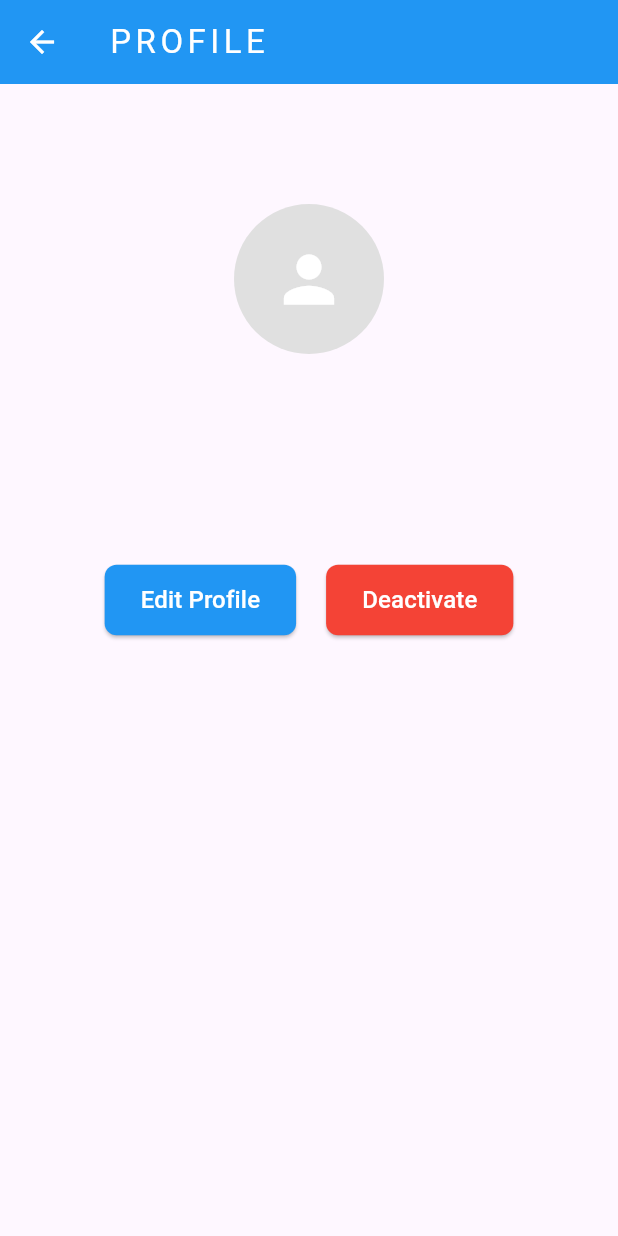
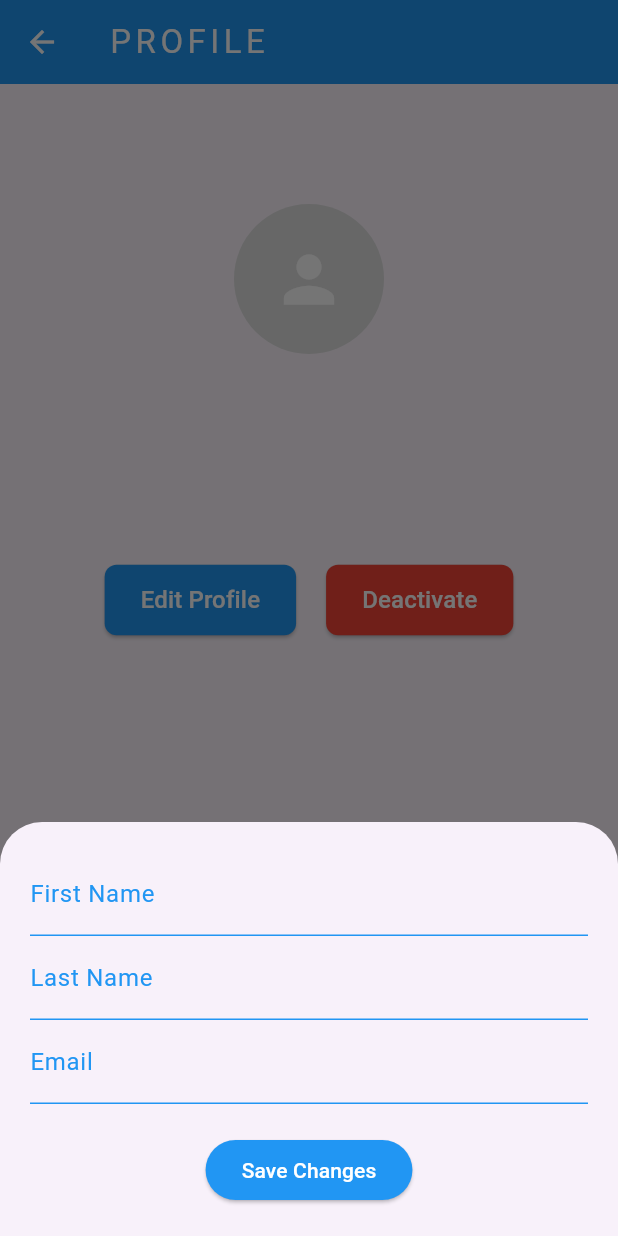
Before and after one commit to Ki4not/chat_app, a Flutter app: the ProfilePage screen opened directly, after a tap on "Edit Profile", on a phone screen of 412 x 824 dp. Run offline on Flutter 3.47's test engine with Material 3 defaults, Android fonts, the phone set to English and light mode, and no system bars; our stand-ins replace cloud_firestore, firebase_auth, firebase_core, flutter_riverpod, font_awesome_flutter; accounts and stored records are empty.

Commit message:
finished edit button and deactivate button

```diff
--- a/lib/pages/profile_page.dart
+++ b/lib/pages/profile_page.dart
@@ -3,8 +3,138 @@ import 'package:flutter/material.dart';
 import 'package:firebase_auth/firebase_auth.dart';
 import 'package:cloud_firestore/cloud_firestore.dart';
 
-class ProfilePage extends StatelessWidget {
+class ProfilePage extends StatefulWidget {
   const ProfilePage({Key? key}) : super(key: key);
+
+  @override
+  State<ProfilePage> createState() => _ProfilePageState();
+}
+
+class _ProfilePageState extends State<ProfilePage> {
+
+  void _deactivateAccount() async {
+    try {
+      String currentUserId = FirebaseAuth.instance.currentUser!.uid;
+      await FirebaseFirestore.instance.collection('Users').doc(currentUserId) .update({'isDeactivated': true});
+      showDialog(
+        context: context,
+        builder: (context) => AlertDialog(
+          title: Padding(
+          padding: const EdgeInsets.all(8.0),
+          child: Text('Account Deactivated',
+          textAlign: TextAlign.center,
+          style: TextStyle(color: Colors.red, fontSize: 20),),
+          )
+        )
+      );
+      await FirebaseAuth.instance.signOut();
+    }
+    catch (e) {
+      showDialog(
+        context: context,
+        builder: (context) => AlertDialog(
+          title: Padding(
+          padding: const EdgeInsets.all(8.0),
+          child: Text(e.toString(),
+          textAlign: TextAlign.center,
+          style: TextStyle(color: Colors.red, fontSize: 16)),
+          )
+        )
+      );
+    }
+  }
+
+  void _showEditProfileModal(BuildContext context, Map<String, dynamic> userData) {
+    TextEditingController fnameController = TextEditingController(text: userData['fname']);
+    TextEditingController lnameController = TextEditingController(text: userData['lname']);
+    TextEditingController emailController = TextEditingController(text: userData['email']);
+
+    showModalBottomSheet(
+      context: context,
+      isScrollControlled: true,
+      builder: (context) {
+        return Padding(
+          padding: MediaQuery.of(context).viewInsets,
+          child: Container(
+            padding: const EdgeInsets.all(20),
+            child: Column(
+              mainAxisSize: MainAxisSize.min,
+              children: [
+                TextField(
+                  controller: fnameController,
+                  decoration: InputDecoration(labelText: 'First Name', labelStyle: TextStyle(color: Colors.blue), enabledBorder: UnderlineInputBorder(
+                    borderSide: BorderSide(color: Colors.blue),
+                    ), focusedBorder: UnderlineInputBorder(
+                      borderSide: BorderSide(color: Colors.blue),
+                    ),
+                  )
+                ),
+                TextField(
+                  controller: lnameController,
+                  decoration: InputDecoration(labelText: 'Last Name', labelStyle: TextStyle(color: Colors.blue), enabledBorder: UnderlineInputBorder(
+                    borderSide: BorderSide(color: Colors.blue),
+                    ), focusedBorder: UnderlineInputBorder(
+                      borderSide: BorderSide(color: Colors.blue),
+                    ),
+                  ),
+                ),
+                TextField(
+                  controller: emailController,
+                  decoration: InputDecoration(labelText: 'Email', labelStyle: TextStyle(color: Colors.blue), enabledBorder: UnderlineInputBorder(
+                    borderSide: BorderSide(color: Colors.blue),
+                    ), focusedBorder: UnderlineInputBorder(
+                      borderSide: BorderSide(color: Colors.blue),
+                    ),
+                  )
+                ),
+                const SizedBox(height: 20),
+                ElevatedButton(
+                  style: ButtonStyle(
+                    backgroundColor: MaterialStateProperty.all(Colors.blue),
+                  ),
+                  onPressed: () async {
+                    try {
+                      String userId = FirebaseAuth.instance.currentUser!.uid;
+                      await FirebaseFirestore.instance.collection('Users').doc(userId).update({
+                        'fname': fnameController.text,
+                        'lname': lnameController.text,
+                        'email': emailController.text,
+                      });
+                      Navigator.of(context).pop();
+                      showDialog(
+                        context: context,
+                        builder: (context) => AlertDialog(
+                          title: Padding(
+                          padding: const EdgeInsets.all(8.0),
+                          child: Text('Profile Updated',
+                          textAlign: TextAlign.center,
+                          style: TextStyle(color: Colors.blue, fontSize: 20),),
+                          )
+                        )
+                      );
+                    } catch (e) {
+                      showDialog(
+                        context: context,
+                        builder: (context) => AlertDialog(
+                          title: Padding(
+                          padding: const EdgeInsets.all(8.0),
+                          child: Text(e.toString(),
+                          textAlign: TextAlign.center,
+                          style: TextStyle(color: Colors.red, fontSize: 16),),
+                          )
+                        )
+                      );
+                    }
+                  },
+                  child: const Text('Save Changes', style: TextStyle(color: Colors.white),)
+                ),
+              ],
+            ),
+          ),
+        );
+      },
+    );
+  }
 
   @override
   Widget build(BuildContext context) {
@@ -47,7 +177,8 @@ class ProfilePage extends StatelessWidget {
                     const SizedBox(height: 20),
                     Text(
                       userName,
-                      style: TextStyle(fontSize: 24, fontWeight: FontWeight.bold, color: Colors.blue, letterSpacing: 3.0),
+                      style: TextStyle(fontSize: 24, fontWeight: FontWeight.bold, color: Colors.blue, letterSpacing: 3.0, ),
+                      textAlign: TextAlign.center,
                     ),
                     const SizedBox(height: 10),
                     Text(
@@ -56,12 +187,12 @@ class ProfilePage extends StatelessWidget {
                     ),
                     const SizedBox(height: 50),
 
-                    const Row(
+                    Row(
                       mainAxisAlignment: MainAxisAlignment.center,
                       children: [
-                        ProfileButton(buttonText: 'Edit Profile', buttonColor: Colors.blue),
-                        SizedBox(width: 20),
-                        ProfileButton(buttonText: 'Deactivate', buttonColor: Colors.red),
+                        ProfileButton(buttonText: 'Edit Profile', buttonColor: Colors.blue, onPressed: () => _showEditProfileModal(context, userData),),
+                        const SizedBox(width: 20),
+                        ProfileButton(buttonText: 'Deactivate', buttonColor: Colors.red, onPressed: _deactivateAccount,),
                       ],
                     ),
 
--- a/lib/pages/user_page.dart
+++ b/lib/pages/user_page.dart
@@ -4,7 +4,7 @@ import 'package:cloud_firestore/cloud_firestore.dart';
 
 class UsersPage extends StatefulWidget {
 
-  UsersPage({super.key});
+  const UsersPage({super.key});
 
   @override
   State<UsersPage> createState() => _UsersPageState();
```
